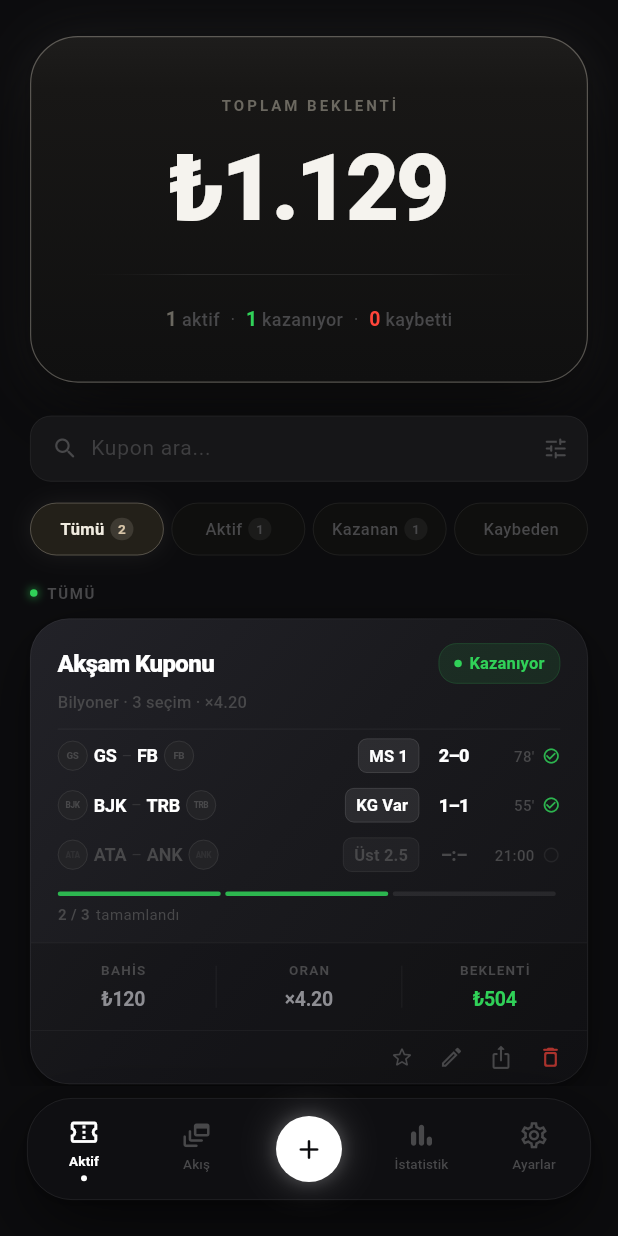
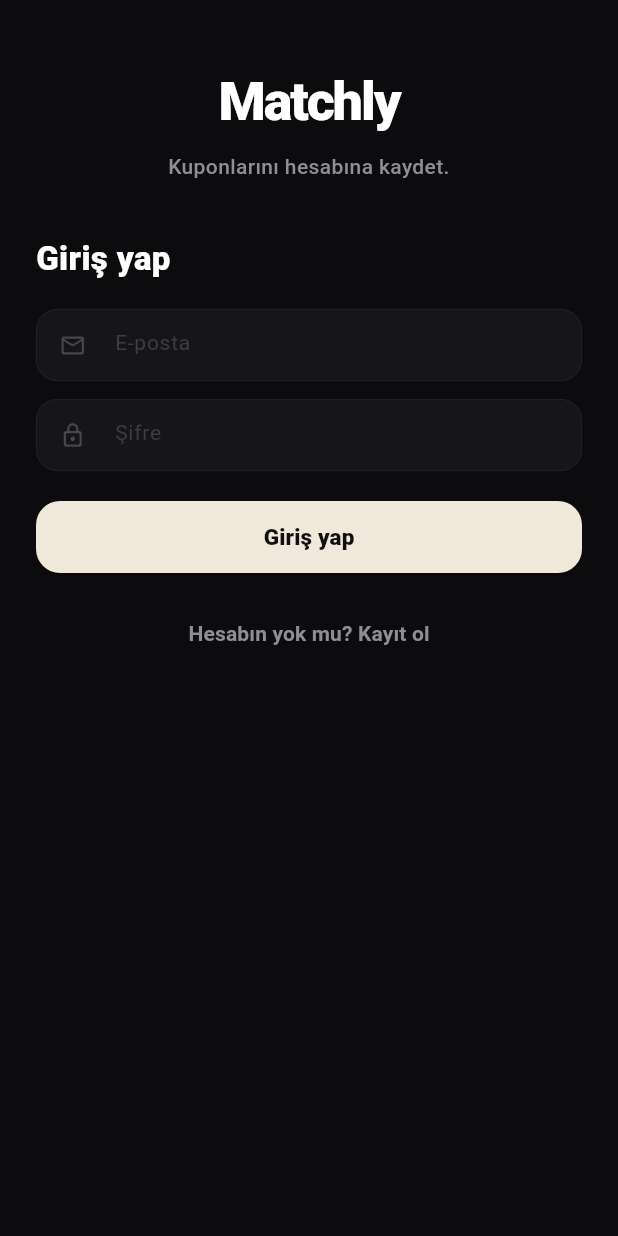
Before and after one commit to benozhan/matchly_app, a Flutter app: the screen it shows after launch, on a phone screen of 412 x 824 dp. Run offline on Flutter 3.47's test engine with Material 3 defaults, Android fonts, the phone set to English and light mode, and no system bars; our stand-ins replace supabase_flutter; accounts and stored records are empty; Roboto replaces fonts that are missing (Arial).

Commit message:
Add Supabase auth screen

```diff
--- /dev/null
+++ b/lib/features/auth/auth_page.dart
@@ -0,0 +1,266 @@
+import 'package:flutter/material.dart';
+import 'package:supabase_flutter/supabase_flutter.dart';
+
+import '../../core/app_colors.dart';
+
+class AuthPage extends StatefulWidget {
+  const AuthPage({super.key, required this.onSignedIn});
+
+  final VoidCallback onSignedIn;
+
+  @override
+  State<AuthPage> createState() => _AuthPageState();
+}
+
+class _AuthPageState extends State<AuthPage> {
+  final _usernameController = TextEditingController();
+  final _emailController    = TextEditingController();
+  final _passwordController = TextEditingController();
+
+  bool _isLogin = true;
+  bool _loading = false;
+  String? _error;
+
+  @override
+  void dispose() {
+    _usernameController.dispose();
+    _emailController.dispose();
+    _passwordController.dispose();
+    super.dispose();
+  }
+
+  Future<void> _submit() async {
+    final username = _usernameController.text.trim();
+    final email    = _emailController.text.trim();
+    final password = _passwordController.text.trim();
+
+    if (!_isLogin && username.isEmpty) {
+      setState(() => _error = 'Kullanıcı adı gerekli');
+      return;
+    }
+
+    if (email.isEmpty || password.isEmpty) {
+      setState(() => _error = 'E-posta ve şifre gerekli');
+      return;
+    }
+
+    setState(() {
+      _loading = true;
+      _error   = null;
+    });
+
+    try {
+      if (_isLogin) {
+        await Supabase.instance.client.auth.signInWithPassword(
+          email: email,
+          password: password,
+        );
+      } else {
+        await Supabase.instance.client.auth.signUp(
+          email: email,
+          password: password,
+          data: {
+            'username': username,
+            'displayName': username,
+          },
+        );
+      }
+
+      widget.onSignedIn();
+    } on AuthException catch (e) {
+      setState(() => _error = e.message);
+    } catch (_) {
+      setState(() => _error = 'Bir hata oluştu');
+    } finally {
+      if (mounted) {
+        setState(() => _loading = false);
+      }
+    }
+  }
+
+  @override
+  Widget build(BuildContext context) {
+    final title = _isLogin ? 'Giriş yap' : 'Hesap oluştur';
+
+    return Scaffold(
+      backgroundColor: AppColors.background,
+      body: Center(
+        child: ConstrainedBox(
+          constraints: const BoxConstraints(maxWidth: 430),
+          child: SafeArea(
+            child: ListView(
+              padding: const EdgeInsets.fromLTRB(24, 42, 24, 24),
+              children: [
+                const Text(
+                  'Matchly',
+                  textAlign: TextAlign.center,
+                  style: TextStyle(
+                    color: AppColors.textPrimary,
+                    fontSize: 36,
+                    fontWeight: FontWeight.w900,
+                    letterSpacing: -1.4,
+                  ),
+                ),
+                const SizedBox(height: 8),
+                const Text(
+                  'Kuponlarını hesabına kaydet.',
+                  textAlign: TextAlign.center,
+                  style: TextStyle(
+                    color: AppColors.textSecondary,
+                    fontSize: 14,
+                    fontWeight: FontWeight.w500,
+                  ),
+                ),
+                const SizedBox(height: 36),
+
+                Text(
+                  title,
+                  style: const TextStyle(
+                    color: AppColors.textPrimary,
+                    fontSize: 22,
+                    fontWeight: FontWeight.w800,
+                  ),
+                ),
+                const SizedBox(height: 18),
+
+                if (!_isLogin) ...[
+                  _AuthField(
+                    controller: _usernameController,
+                    hint: 'Kullanıcı adı',
+                    icon: Icons.alternate_email_rounded,
+                  ),
+                  const SizedBox(height: 12),
+                ],
+
+                _AuthField(
+                  controller: _emailController,
+                  hint: 'E-posta',
+                  icon: Icons.mail_outline_rounded,
+                  keyboardType: TextInputType.emailAddress,
+                ),
+                const SizedBox(height: 12),
+
+                _AuthField(
+                  controller: _passwordController,
+                  hint: 'Şifre',
+                  icon: Icons.lock_outline_rounded,
+                  obscureText: true,
+                ),
+
+                if (_error != null) ...[
+                  const SizedBox(height: 14),
+                  Text(
+                    _error!,
+                    style: const TextStyle(
+                      color: AppColors.red,
+                      fontSize: 13,
+                      fontWeight: FontWeight.w600,
+                    ),
+                  ),
+                ],
+
+                const SizedBox(height: 20),
+
+                SizedBox(
+                  height: 48,
+                  child: ElevatedButton(
+                    onPressed: _loading ? null : _submit,
+                    style: ElevatedButton.styleFrom(
+                      backgroundColor: const Color(0xFFF0E8DA),
+                      foregroundColor: const Color(0xFF101010),
+                      shape: RoundedRectangleBorder(
+                        borderRadius: BorderRadius.circular(16),
+                      ),
+                    ),
+                    child: _loading
+                        ? const SizedBox(
+                            width: 18,
+                            height: 18,
+                            child: CircularProgressIndicator(strokeWidth: 2),
+                          )
+                        : Text(
+                            title,
+                            style: const TextStyle(
+                              fontSize: 15,
+                              fontWeight: FontWeight.w800,
+                            ),
+                          ),
+                  ),
+                ),
+
+                const SizedBox(height: 16),
+
+                TextButton(
+                  onPressed: _loading
+                      ? null
+                      : () => setState(() {
+                            _isLogin = !_isLogin;
+                            _error   = null;
+                          }),
+                  child: Text(
+                    _isLogin
+                        ? 'Hesabın yok mu? Kayıt ol'
+                        : 'Zaten hesabın var mı? Giriş yap',
+                    style: const TextStyle(
+                      color: AppColors.textSecondary,
+                      fontWeight: FontWeight.w600,
+                    ),
+                  ),
+                ),
+              ],
+            ),
+          ),
+        ),
+      ),
+    );
+  }
+}
+
+class _AuthField extends StatelessWidget {
+  final TextEditingController controller;
+  final String hint;
+  final IconData icon;
+  final bool obscureText;
+  final TextInputType? keyboardType;
+
+  const _AuthField({
+    required this.controller,
+    required this.hint,
+    required this.icon,
+    this.obscureText = false,
+    this.keyboardType,
+  });
+
+  @override
+  Widget build(BuildContext context) {
+    return Container(
+      height: 48,
+      decoration: BoxDecoration(
+        color: const Color(0xFF161618),
+        borderRadius: BorderRadius.circular(14),
+        border: Border.all(color: Colors.white.withOpacity(0.07), width: 0.5),
+      ),
+      child: TextField(
+        controller: controller,
+        obscureText: obscureText,
+        keyboardType: keyboardType,
+        style: const TextStyle(
+          color: AppColors.textPrimary,
+          fontSize: 14,
+          fontWeight: FontWeight.w500,
+        ),
+        decoration: InputDecoration(
+          prefixIcon: Icon(icon, color: AppColors.textTertiary, size: 18),
+          hintText: hint,
+          hintStyle: TextStyle(
+            color: AppColors.textTertiary.withOpacity(0.8),
+            fontSize: 14,
+            fontWeight: FontWeight.w400,
+          ),
+          border: InputBorder.none,
+          contentPadding: const EdgeInsets.symmetric(vertical: 14),
+        ),
+      ),
+    );
+  }
+}
--- a/lib/main.dart
+++ b/lib/main.dart
@@ -1,7 +1,9 @@
+import 'dart:async';
 import 'package:flutter/material.dart';
 import 'package:supabase_flutter/supabase_flutter.dart';
 
 import 'core/app_theme.dart';
+import 'features/auth/auth_page.dart';
 import 'features/home/home_page.dart';
 import 'features/profile/shared_coupon_detail_page.dart';
 import 'services/social_service.dart';
@@ -18,8 +20,40 @@
   runApp(const MatchlyApp());
 }
 
-class MatchlyApp extends StatelessWidget {
+class MatchlyApp extends StatefulWidget {
   const MatchlyApp({super.key});
+
+  @override
+  State<MatchlyApp> createState() => _MatchlyAppState();
+}
+
+class _MatchlyAppState extends State<MatchlyApp> {
+  late bool _signedIn;
+  StreamSubscription<AuthState>? _authSubscription;
+
+  @override
+  void initState() {
+    super.initState();
+    _signedIn = Supabase.instance.client.auth.currentSession != null;
+
+    _authSubscription =
+        Supabase.instance.client.auth.onAuthStateChange.listen((data) {
+      if (!mounted) return;
+      setState(() {
+        _signedIn = data.session != null;
+      });
+    });
+  }
+
+  @override
+  void dispose() {
+    _authSubscription?.cancel();
+    super.dispose();
+  }
+
+  void _handleSignedIn() {
+    setState(() => _signedIn = true);
+  }
 
   @override
   Widget build(BuildContext context) {
@@ -27,7 +61,9 @@
       title: 'Matchly',
       debugShowCheckedModeBanner: false,
       theme: AppTheme.darkTheme,
-      home: const MatchlyHomePage(),
+      home: _signedIn
+          ? const MatchlyHomePage()
+          : AuthPage(onSignedIn: _handleSignedIn),
       onGenerateRoute: _onGenerateRoute,
     );
   }
```
Also changed, not shown: lib/features/ayarlar/ayarlar_page.dart (+27 -9 lines), lib/services/auth_service.dart (added, +48 -0 lines).
